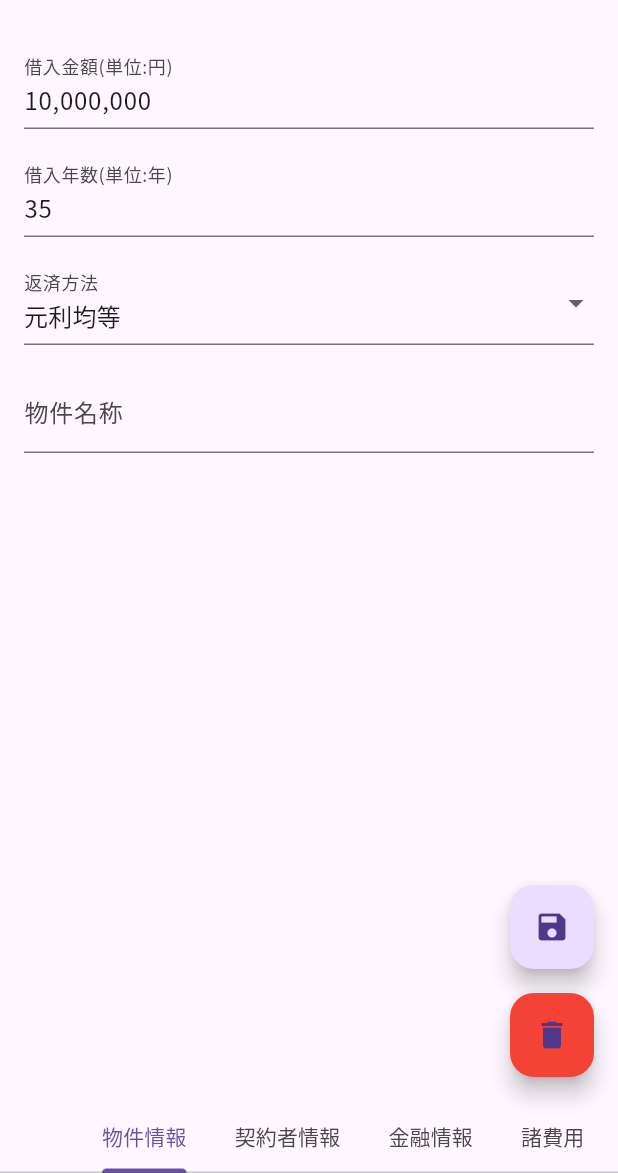
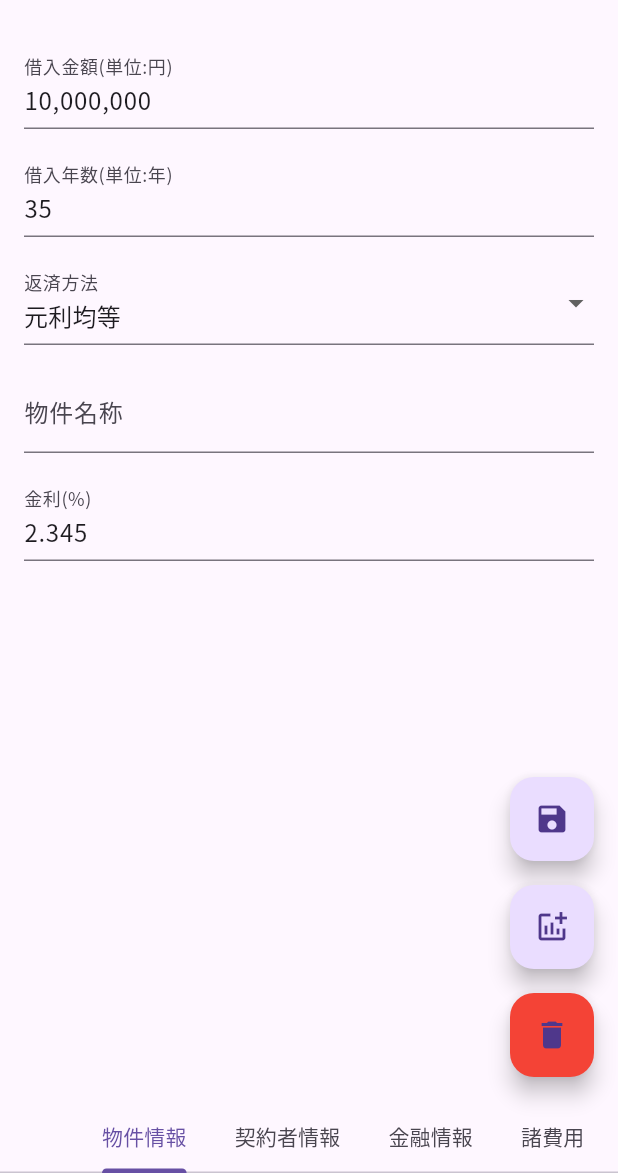
Before and after one commit to ilcmiso/alcm, a Flutter app: the screen it shows after launch, on a phone screen of 412 x 824 dp, the part 63-1236 px from its top. Run offline on Flutter 3.47's test engine with Material 3 defaults, Android fonts, the light colour scheme and no system bars; our stand-ins replace logger, sqflite; accounts and stored records are empty.

Commit message:
償還表ボタン追加、微調整

```diff
--- a/lib/ui_fplan.dart
+++ b/lib/ui_fplan.dart
@@ -40,7 +40,16 @@ class _PropertyInputFormState extends State<PropertyInputForm>
           "options": ["元利均等", "元金均等"],
           "default": "元利均等"
         },
-        {"label": "物件名称", "type": "text", "placeholder": "◯◯マンション"}
+        {"label": "物件名称", "type": "text", "placeholder": "◯◯マンション"},
+        {
+          "label": "金利(%)",
+          "type": "number",
+          "decimal_places": 3,
+          "min": 0,
+          "max": 100,
+          "placeholder": "例: 2.345",
+          "default": "2.345"
+        }
       ]
     },
     {
@@ -65,16 +74,7 @@ class _PropertyInputFormState extends State<PropertyInputForm>
           "options": ["固定", "変動"],
           "default": "変動"
         },
-        {"label": "元金(単位:万円)", "type": "number", "default": "1,000"},
-        {
-          "label": "金利(%)",
-          "type": "number",
-          "decimal_places": 3,
-          "min": 0,
-          "max": 100,
-          "placeholder": "例: 2.345",
-          "default": "2.345"
-        }
+        {"label": "元金(単位:万円)", "type": "number", "default": "1,000"}
       ]
     },
     {
@@ -192,6 +192,12 @@ class _PropertyInputFormState extends State<PropertyInputForm>
             onPressed: _saveDataToDB,
             tooltip: "データ保存",
             child: const Icon(Icons.save),
+          ),
+          const SizedBox(height: 16),
+          FloatingActionButton(
+            onPressed: _saveDataToDB,
+            tooltip: "償還表",
+            child: const Icon(Icons.addchart),
           ),
           const SizedBox(height: 16),
           FloatingActionButton(
```
